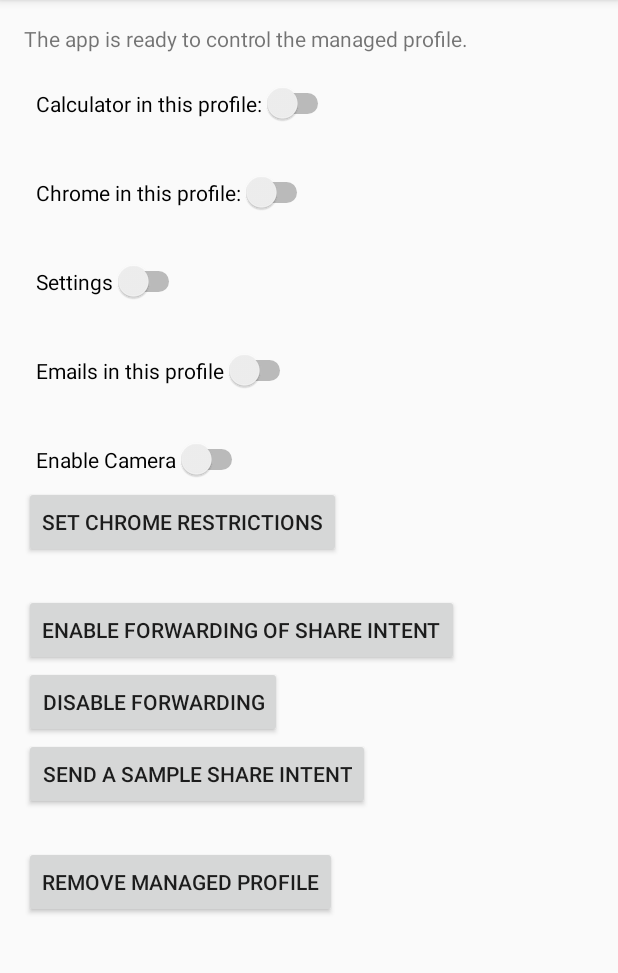
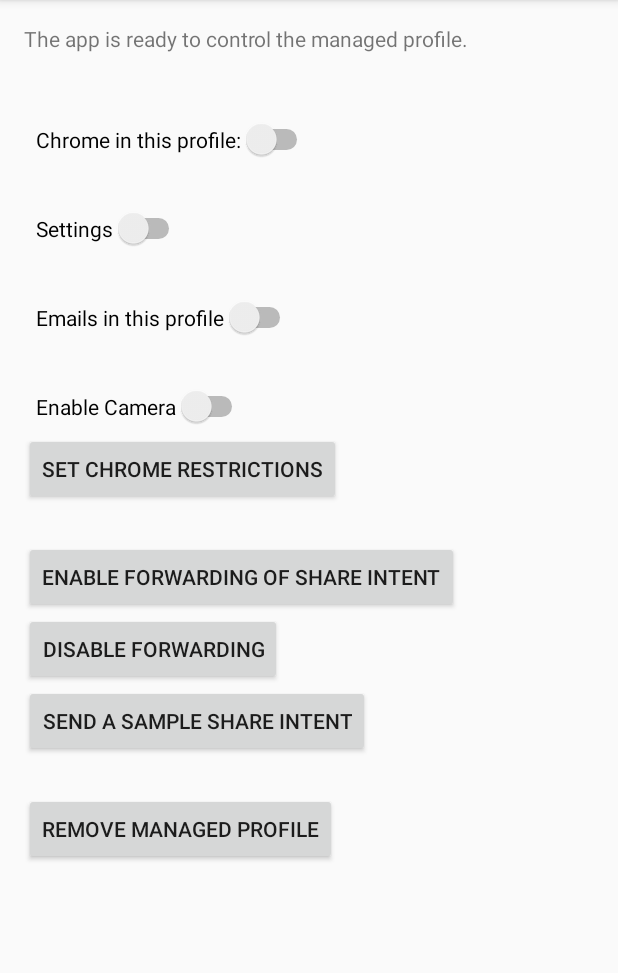
Before and after one commit to nerull7/android_L-sandbox, an Android app: the fragment BasicManagedProfileFragment shown on its own in the app's theme, on a phone screen of 412 x 824 dp, the part 84-1057 px from its top. Run offline under Robolectric (Android 15) with nearby library versions, the phone set to English and light mode, and no system bars; 4 statements that could not run were skipped.

Commit message:
We don't need no Calculator.

```diff
--- a/app/src/main/java/info/nerull7/android_admin/BasicManagedProfileFragment.java
+++ b/app/src/main/java/info/nerull7/android_admin/BasicManagedProfileFragment.java
@@ -49,13 +49,6 @@ public class BasicManagedProfileFragment extends Fragment
     CompoundButton.OnCheckedChangeListener {
 
     /**
-     * Package names of calculator
-     */
-    private static final String[] PACKAGE_NAMES_CALCULATOR = {
-            "com.android.calculator2"
-    };
-
-    /**
      * Package names of Chrome
      */
     private static final String[] PACKAGE_NAMES_CHROME = {
@@ -81,9 +74,6 @@ public class BasicManagedProfileFragment extends Fragment
     };
 
     private Button mButtonRemoveProfile;
-
-    /** Whether the calculator app is enabled in this profile */
-    private boolean mCalculatorEnabled;
 
     /** Whether Chrome is enabled in this profile */
     private boolean mChromeEnabled;
@@ -113,8 +103,6 @@ public class BasicManagedProfileFragment extends Fragment
         DevicePolicyManager manager =
             (DevicePolicyManager) activity.getSystemService(Context.DEVICE_POLICY_SERVICE);
         // Retrieves whether the calculator app is enabled in this profile
-        mCalculatorEnabled = !manager.isApplicationBlocked(
-                BasicDeviceAdminReceiver.getComponentName(activity), PACKAGE_NAMES_CALCULATOR[0]);
         mSettingsEnabled = !manager.isApplicationBlocked(
                 BasicDeviceAdminReceiver.getComponentName(activity), PACKAGE_NAMES_SETTINGS[0]);
         // Retrieves whether Chrome is enabled in this profile
@@ -148,9 +136,6 @@ public class BasicManagedProfileFragment extends Fragment
         view.findViewById(R.id.send_intent).setOnClickListener(this);
         mButtonRemoveProfile = (Button) view.findViewById(R.id.remove_profile);
         mButtonRemoveProfile.setOnClickListener(this);
-        Switch toggleCalculator = (Switch) view.findViewById(R.id.toggle_calculator);
-        toggleCalculator.setChecked(mCalculatorEnabled);
-        toggleCalculator.setOnCheckedChangeListener(this);
         Switch toggleChrome = (Switch) view.findViewById(R.id.toggle_chrome);
         toggleChrome.setChecked(mChromeEnabled);
         toggleChrome.setOnCheckedChangeListener(this);
@@ -195,11 +180,6 @@ public class BasicManagedProfileFragment extends Fragment
     @Override
     public void onCheckedChanged(CompoundButton compoundButton, boolean checked) {
         switch (compoundButton.getId()) {
-            case R.id.toggle_calculator: {
-                setAppEnabled(PACKAGE_NAMES_CALCULATOR, checked);
-                mCalculatorEnabled = checked;
-                break;
-            }
             case R.id.toggle_chrome: {
                 setAppEnabled(PACKAGE_NAMES_CHROME, checked);
                 mChromeEnabled = checked;
--- a/app/src/main/res/layout/fragment_main.xml
+++ b/app/src/main/res/layout/fragment_main.xml
@@ -34,15 +34,6 @@
             android:layout_height="wrap_content"
             android:layout_marginBottom="@dimen/activity_vertical_margin"
             android:text="@string/main_message" />
-
-        <!-- Calculator -->
-
-        <Switch
-            android:id="@+id/toggle_calculator"
-            android:layout_width="wrap_content"
-            android:layout_height="wrap_content"
-            android:padding="8dp"
-            android:text="@string/toggle_calculator" />
 
         <!-- Chrome (App restrictions) -->
 
--- a/app/src/main/res/values/strings.xml
+++ b/app/src/main/res/values/strings.xml
@@ -25,7 +25,6 @@
     <string name="remove_profile">Remove managed profile</string>
     <string name="all_done">Setup all done</string>
     <string name="all_done_explanation">To manage the configuration in your managed profile, visit the badged version of this application.</string>
-    <string name="toggle_calculator">Calculator in this profile: </string>
     <string name="toggle_chrome">Chrome in this profile:</string>
     <string name="set_chrome_restrictions">Set Chrome restrictions</string>
     <string name="icon">Icon</string>
```
